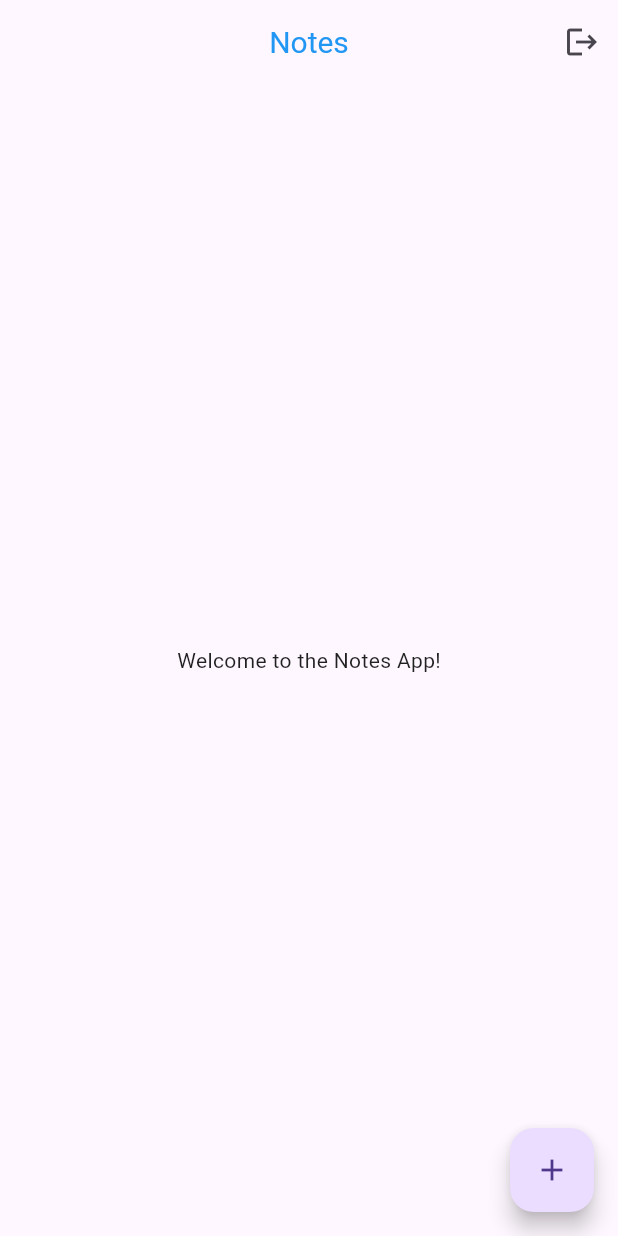
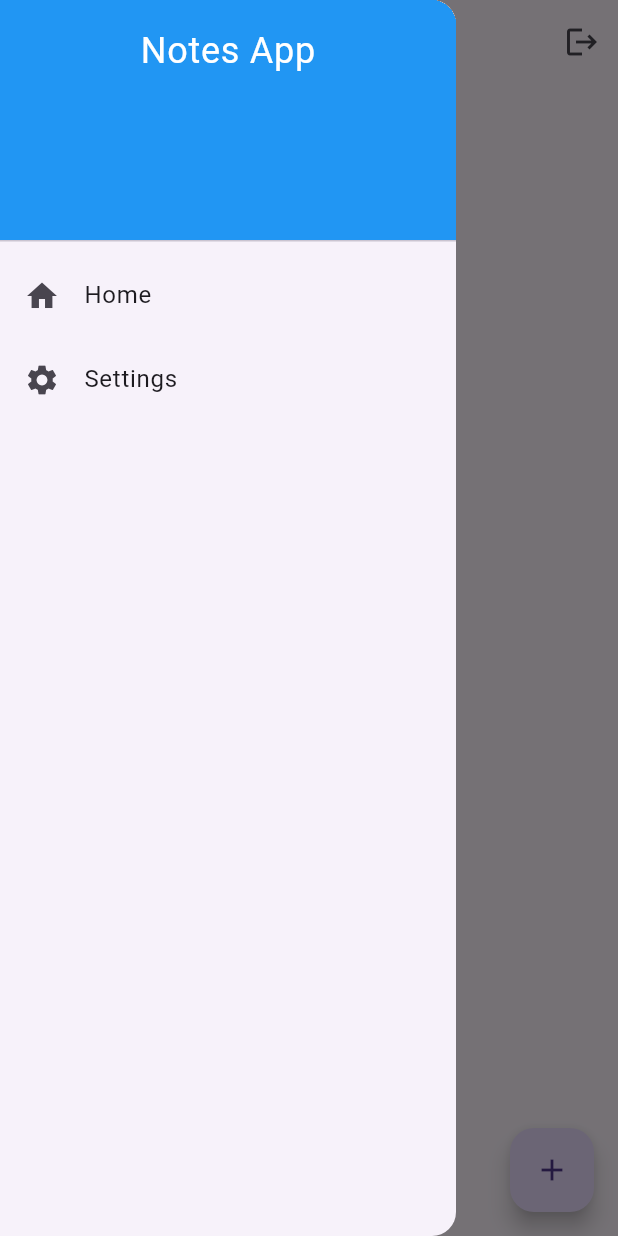
Before and after one commit to Rishav8989/flutter_login, a Flutter app: the HomePage screen opened directly, with the side drawer open (before the commit the screen has no drawer), on a phone screen of 412 x 824 dp. Run offline on Flutter 3.47's test engine with Material 3 defaults, Android fonts, the phone set to English and light mode, and no system bars; our stand-ins replace pocketbase, shared_preferences; accounts and stored records are empty.

Commit message:
drawer added and logout alrt get seprated

```diff
--- a/lib/home_page.dart
+++ b/lib/home_page.dart
@@ -1,6 +1,8 @@
 import 'package:flutter/material.dart';
-import 'package:login/login_page.dart'; // Import LoginPage
-import 'main.dart'; // Import global pb instance
+import 'package:login/login_page.dart';
+import 'package:login/utils/logout_confirmation_dialog.dart';
+import 'main.dart';
+import 'my_drawer.dart'; // Import the MyDrawer widget
 
 class HomePage extends StatelessWidget {
   const HomePage({super.key});
@@ -12,41 +14,55 @@ class HomePage extends StatelessWidget {
         title: const Text(
           'Notes',
         ),
-        centerTitle: true, // Center the title
+        centerTitle: true,
         titleTextStyle: const TextStyle(
-          color: Colors.blue, // Blue color for the title
-          fontSize: 20, // Optional: Adjust font size if needed
+          color: Colors.blue,
+          fontSize: 20,
         ),
         actions: <Widget>[
-          IconButton(
-            icon: const Icon(Icons.logout), // Logout icon
+          Builder( // Wrap IconButton in Builder to get a fresh context for SnackBar
+            builder: (BuildContext appBarContext) => IconButton(
+              icon: const Icon(Icons.logout),
               tooltip: 'Logout',
-            onPressed: () {
-              // Implement Logout functionality
-              pb.authStore.clear(); // Clear the auth store
-              print('Logged out!');
-              // Correct Navigation: Use pushReplacement with MaterialPageRoute to LoginPage
+              onPressed: () async {
+                // Use LogoutConfirmationDialog to get confirmation
+                bool? confirmLogout = await LogoutConfirmationDialog.show(context);
+
+                if (confirmLogout == true) {
+                  pb.authStore.clear();
+                  print('Logged out from AppBar!');
                   Navigator.pushReplacement(
                     context,
                     MaterialPageRoute(builder: (context) => const LoginPage()),
                   );
+                } else if (confirmLogout == false) {
+                  print('Logout cancelled from AppBar');
+                  ScaffoldMessenger.of(appBarContext).showSnackBar( // Use appBarContext for SnackBar
+                    const SnackBar(
+                      content: Text('Logout cancelled'),
+                      duration: Duration(seconds: 2),
+                    ),
+                  );
+                } else {
+                  print('Logout dialog dismissed without choice (AppBar)');
+                }
               },
+            ),
           ),
         ],
       ),
+      drawer: const MyDrawer(), // Add the drawer property and use MyDrawer widget
       body: const Center(
-        child: Text('Welcome to the Notes App!'), // Simple welcome message in the body
+        child: Text('Welcome to the Notes App!'),
       ),
       floatingActionButton: FloatingActionButton(
         onPressed: () {
-          // Action to add notes when FAB is pressed
           print('Floating action button pressed to add note');
-          // You can navigate to a new page or show a dialog to add notes here
         },
         tooltip: 'Add Note',
-        child: const Icon(Icons.add), // Add icon for FAB
+        child: const Icon(Icons.add),
       ),
-      floatingActionButtonLocation: FloatingActionButtonLocation.endFloat, // Default position is bottom right
+      floatingActionButtonLocation: FloatingActionButtonLocation.endFloat,
     );
   }
 }
--- /dev/null
+++ b/lib/my_drawer.dart
@@ -0,0 +1,51 @@
+import 'package:flutter/material.dart';
+
+class MyDrawer extends StatelessWidget {
+  const MyDrawer({super.key});
+
+  @override
+  Widget build(BuildContext context) {
+    return Drawer(
+      child: ListView(
+        padding: EdgeInsets.zero,
+        children: <Widget>[
+          DrawerHeader(
+            decoration: const BoxDecoration(
+              color: Colors.blue,
+            ),
+            child: Column(
+
+              crossAxisAlignment: CrossAxisAlignment.start,
+              children: [
+                Center(
+                  child: const Text(
+                    'Notes App',
+                    style: TextStyle(
+                      color: Colors.white,
+                      fontSize: 24,
+                    ),
+                  ),
+                ),
+              ],
+            ),
+          ),
+          ListTile(
+            leading: const Icon(Icons.home),
+            title: const Text('Home'),
+            onTap: () {
+              Navigator.pop(context); // Close the drawer
+            },
+          ),
+          ListTile(
+            leading: const Icon(Icons.settings),
+            title: const Text('Settings'),
+            onTap: () {
+              Navigator.pop(context); // Close the drawer
+              print('Navigate to Settings'); // Placeholder action
+            },
+          ),
+        ],
+      ),
+    );
+  }
+}
```
Also changed, not shown: lib/utils/logout_confirmation_dialog.dart (added, +25 -0 lines). Lines whose indentation alone changed are shown as unchanged.
